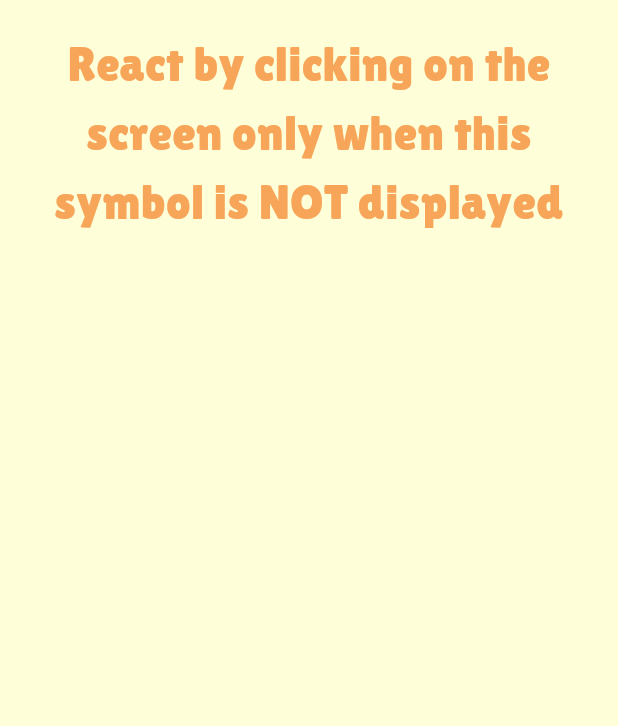
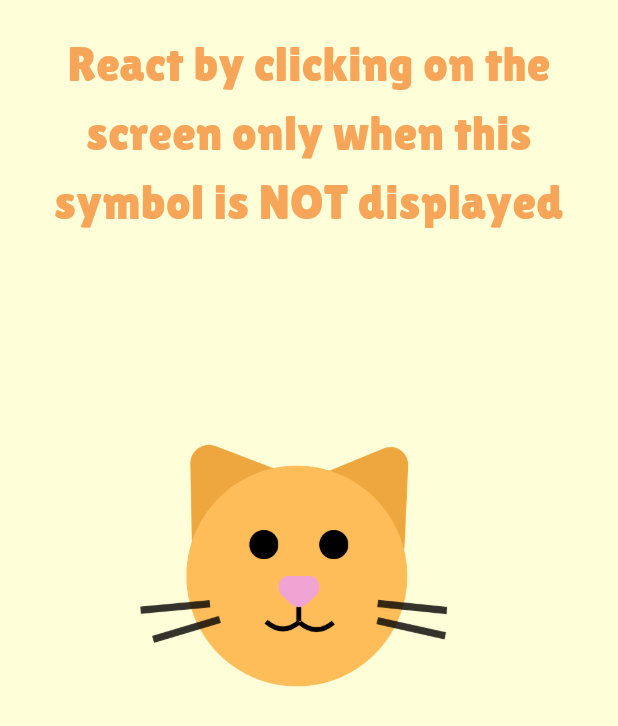
Before and after one commit to amela-akija/animattio_mobile_app, a Flutter app: the InstructionPage screen opened directly with empty values, on a phone screen of 412 x 824 dp. Shown: the top 726 px of the screen. Run offline on Flutter 3.47's test engine with Material 3 defaults, Android fonts, the light colour scheme and no system bars; our stand-ins replace cloud_firestore, firebase_auth, firebase_core; accounts and stored records are empty; generated files the repository leaves out were written again.

Commit message:
chosen stimuli in instruction

```diff
--- a/lib/pages/instruction_page.dart
+++ b/lib/pages/instruction_page.dart
@@ -1,3 +1,5 @@
+import 'dart:math';
+
 import 'package:animattio_mobile_app/pages/start_game_page.dart';
 import 'package:flutter/material.dart';
 
@@ -11,6 +13,43 @@ class InstructionPage extends StatefulWidget {
 }
 
 class _InstructionPageState extends State<InstructionPage> {
+
+   final List<String> listOfAnimals = [
+    'assets/themes/animal_theme/animal1.png',
+    'assets/themes/animal_theme/animal2.png',
+    'assets/themes/animal_theme/animal3.png',
+    'assets/themes/animal_theme/animal4.png',
+    'assets/themes/animal_theme/animal5.png',
+    'assets/themes/animal_theme/animal6.avif',
+    // 'assets/themes/animal_theme/animal7.png',
+    'assets/themes/animal_theme/animal8.png',
+    'assets/themes/animal_theme/animal9.png',
+    'assets/themes/animal_theme/animal10.png',
+  ];
+   final List<String> listOfFlowers = [
+    'assets/themes/flower_theme/flower1.png',
+    'assets/themes/flower_theme/flower2.png',
+    'assets/themes/flower_theme/flower3.png',
+    'assets/themes/flower_theme/flower4.png',
+    'assets/themes/flower_theme/flower5.png',
+  ];
+   final List<String> listOfCars = [
+    'assets/themes/car_theme/car1.png',
+    'assets/themes/car_theme/car2.png',
+    'assets/themes/car_theme/car3.png',
+    'assets/themes/car_theme/car4.png',
+    'assets/themes/car_theme/car5.png',
+  ];
+
+    final List<String> listOfDinosaurs = [
+    'assets/themes/dinosaur_theme/dinosaur1.png',
+    'assets/themes/dinosaur_theme/dinosaur2.png',
+    'assets/themes/dinosaur_theme/dinosaur3.png',
+    'assets/themes/dinosaur_theme/dinosaur4.png',
+    'assets/themes/dinosaur_theme/dinosaur5.png',
+  ];
+
+
 
   @override
   Widget build(BuildContext context) {
@@ -29,11 +68,17 @@ class _InstructionPageState extends State<InstructionPage> {
     deviceSize = MediaQuery.of(context).size;
     height = deviceSize.height;
     width = deviceSize.width;
+
+    Random random = Random();
+    int randomIndex = random.nextInt(listOfAnimals.length);
+    String stimuli = listOfAnimals[randomIndex];
+
     return Scaffold(
       backgroundColor: pageColor,
-      body:  Container(
-        child: Builder(builder: (context){
-          if(widget.chosenMode == "xxx"){
+      body:  Column(
+        children: [
+          Builder(builder: (context){
+            if(widget.chosenMode == "Click on the screen only when given symbol is displayed"){
               return    Padding(
                 padding: const EdgeInsets.all(20),
                 child: Text(
@@ -60,7 +105,13 @@ class _InstructionPageState extends State<InstructionPage> {
                     ),
               );
             }
-        }),),
+          }),
+          Center(
+             child: Image.asset(stimuli,
+              ),
+          )
+        ],
+      ),
 
       );
 
--- a/lib/pages/start_game_page.dart
+++ b/lib/pages/start_game_page.dart
@@ -1,4 +1,4 @@
-import 'package:animattio_mobile_app/pages/game_page2.dart';
+import 'package:animattio_mobile_app/pages/game_page_2.dart';
 import 'package:animattio_mobile_app/pages/game_page_1.dart';
 import 'package:animattio_mobile_app/pages/instruction_page.dart';
 import 'package:animattio_mobile_app/pages/user_page.dart';
```
Also changed, not shown: lib/pages/game_page_2.dart (renamed from lib/pages/game_page2.dart). Lines whose indentation alone changed are shown as unchanged.
